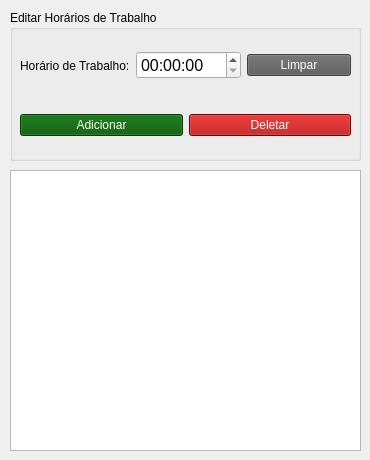
First picture: the form in view/trabalhoUi.ui, repository hansmboron/MehsysPy, before the edit.
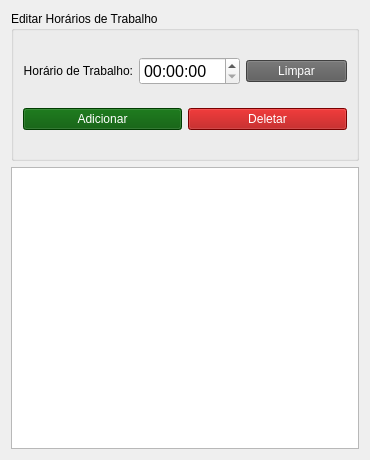
Second picture: the form after the edit. Icons and pictures are not drawn.

Patch:
```diff
--- a/view/trabalhoUi.ui
+++ b/view/trabalhoUi.ui
@@ -23,33 +23,29 @@
    <iconset resource="../res.qrc">
     <normaloff>:/logo/img/logo_gra.png</normaloff>:/logo/img/logo_gra.png</iconset>
   </property>
+  <layout class="QVBoxLayout" name="verticalLayout">
+   <item>
   <widget class="QGroupBox" name="groupBox">
-   <property name="geometry">
-    <rect>
-     <x>10</x>
-     <y>10</y>
-     <width>351</width>
-     <height>151</height>
-    </rect>
+     <property name="minimumSize">
+      <size>
+       <width>0</width>
+       <height>150</height>
+      </size>
    </property>
    <property name="title">
     <string>Editar Horários de Trabalho</string>
    </property>
-   <widget class="QWidget" name="horizontalLayoutWidget">
-    <property name="geometry">
-     <rect>
-      <x>10</x>
-      <y>30</y>
-      <width>331</width>
-      <height>51</height>
-     </rect>
-    </property>
+     <layout class="QVBoxLayout" name="verticalLayout_2">
+      <item>
     <layout class="QHBoxLayout" name="horizontalLayout">
      <item>
       <widget class="QLabel" name="labhor">
        <property name="text">
         <string>Horário de Trabalho:</string>
        </property>
+          <property name="alignment">
+           <set>Qt::AlignRight|Qt::AlignTrailing|Qt::AlignVCenter</set>
+          </property>
       </widget>
      </item>
      <item>
@@ -73,16 +69,8 @@
       </widget>
      </item>
     </layout>
-   </widget>
-   <widget class="QWidget" name="horizontalLayoutWidget_2">
-    <property name="geometry">
-     <rect>
-      <x>10</x>
-      <y>90</y>
-      <width>331</width>
-      <height>51</height>
-     </rect>
-    </property>
+      </item>
+      <item>
     <layout class="QHBoxLayout" name="horizontalLayout_2">
      <item>
       <widget class="QPushButton" name="btnAdd_hor">
@@ -107,23 +95,20 @@
       </widget>
      </item>
     </layout>
-   </widget>
-  </widget>
+      </item>
+     </layout>
+    </widget>
+   </item>
+   <item>
   <widget class="QListWidget" name="listTra">
-   <property name="geometry">
-    <rect>
-     <x>10</x>
-     <y>170</y>
-     <width>351</width>
-     <height>281</height>
-    </rect>
-   </property>
    <property name="font">
     <font>
      <pointsize>11</pointsize>
     </font>
    </property>
   </widget>
+   </item>
+  </layout>
  </widget>
  <resources>
   <include location="../res.qrc"/>
```
Lines whose indentation alone changed are shown as unchanged.
